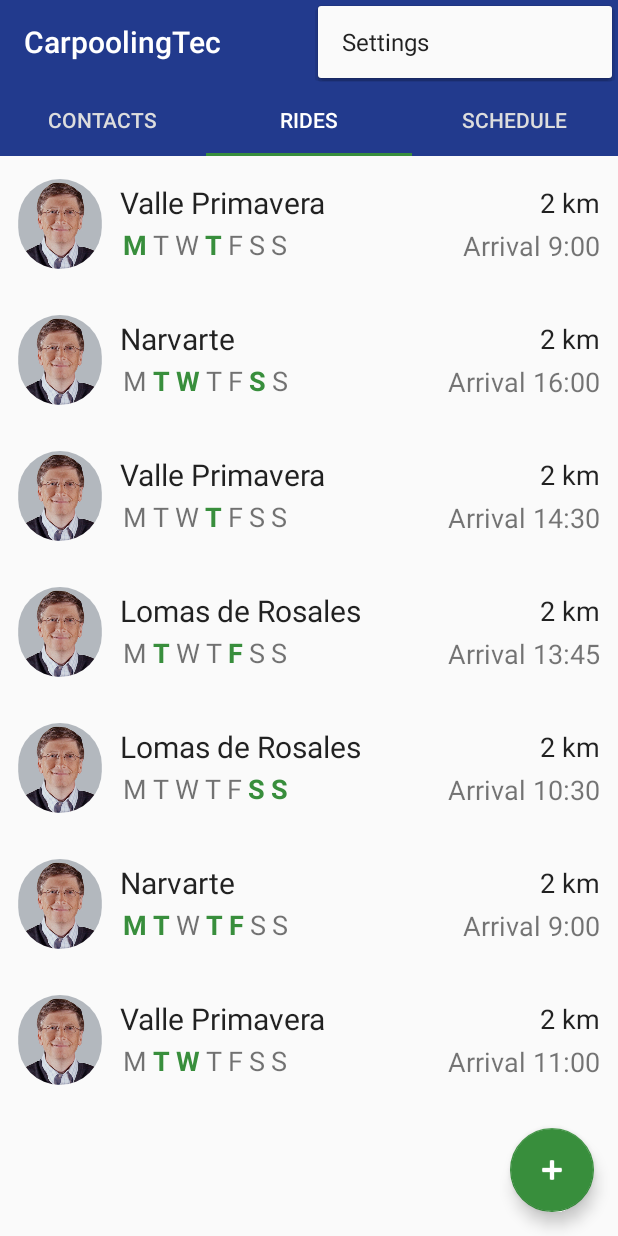
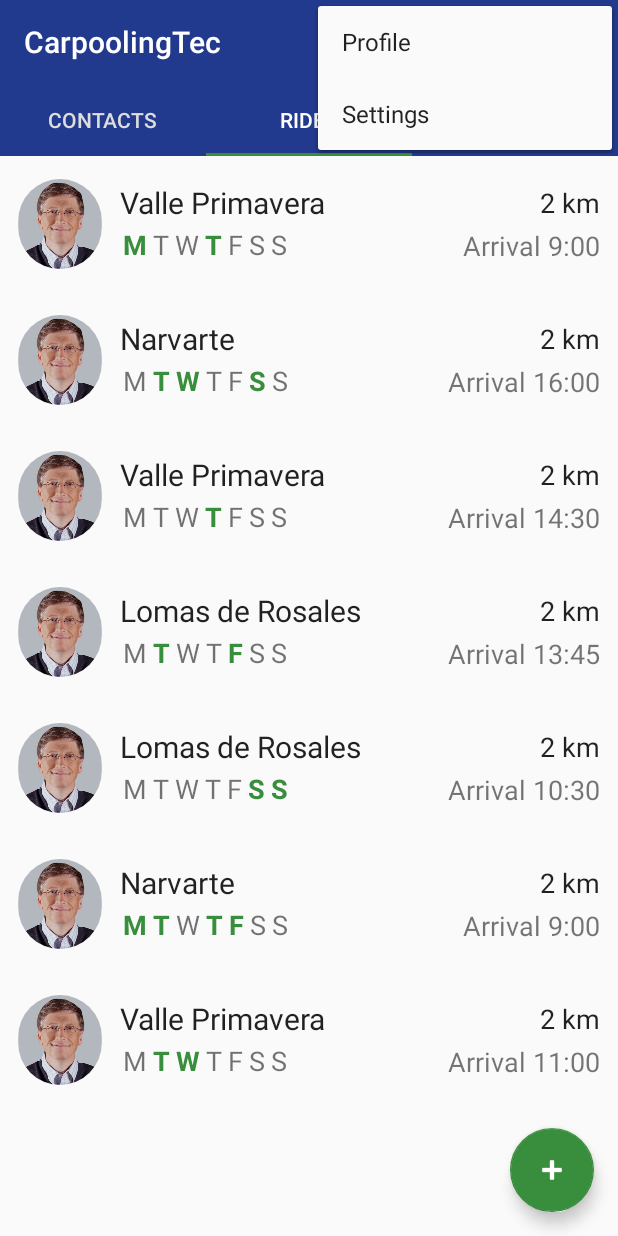
Before and after one commit to SilvaMtz/Carpooling, an Android app: the MainActivity screen opened directly, with no data from a screen before it, with the options menu open, on a phone screen of 412 x 824 dp. Run offline under Robolectric (Android 15) with nearby library versions, the phone set to English and light mode, and no system bars; our stand-ins replace ButterKnife, Picasso; pictures from the network do not load.

Commit message:
Add Profile item to Menu

```diff
--- a/CarpoolingTec/app/src/main/res/menu/menu_main.xml
+++ b/CarpoolingTec/app/src/main/res/menu/menu_main.xml
@@ -4,7 +4,7 @@
     tools:context="itesm.mx.carpoolingtec.main.MainActivity">
     <item
         android:id="@+id/action_sort"
-        android:title="@string/sort"
+        android:title="@string/action_sort"
         android:orderInCategory="100"
         app:showAsAction="ifRoom"
 
@@ -12,6 +12,11 @@
         android:visible="false"/>
 
     <item
+        android:id="@+id/action_profile"
+        android:title="@string/action_profile"
+        app:showAsAction="never" />
+
+    <item
         android:id="@+id/action_settings"
         android:title="@string/action_settings"
         app:showAsAction="never" />
--- a/CarpoolingTec/app/src/main/res/values/strings.xml
+++ b/CarpoolingTec/app/src/main/res/values/strings.xml
@@ -1,13 +1,15 @@
 <resources>
+
+    <!-- General -->
     <string name="app_name">CarpoolingTec</string>
     <string name="action_settings">Settings</string>
+    <string name="action_sort">Sort</string>
+    <string name="action_profile">Profile</string>
 
     <string name="rides">Rides</string>
     <string name="contacts">Contacts</string>
     <string name="schedule">Schedule</string>
     <string name="post">New Post</string>
-
-    <string name="sort">Sort</string>
 
     <!-- Ride item layout -->
     <string name="neighborhood">Neighborhood</string>
```
